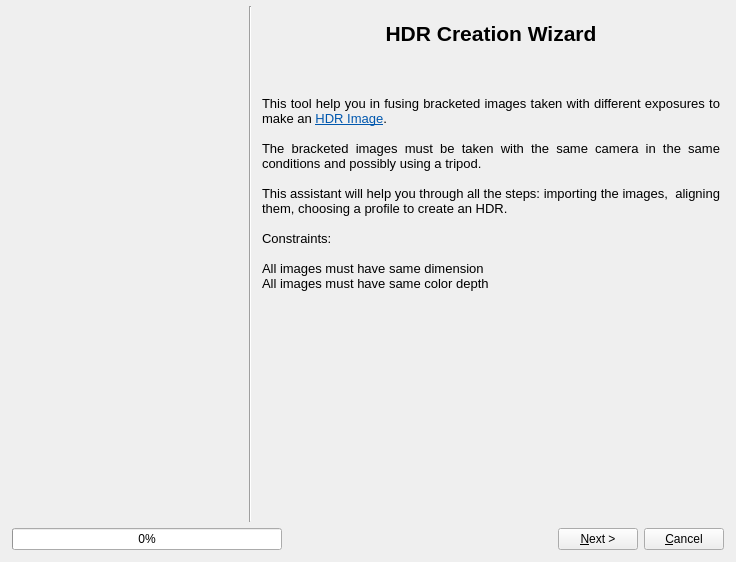
Old version of the form forms/HdrWizard.ui in the repository LuminanceHDR/LuminanceHDR.
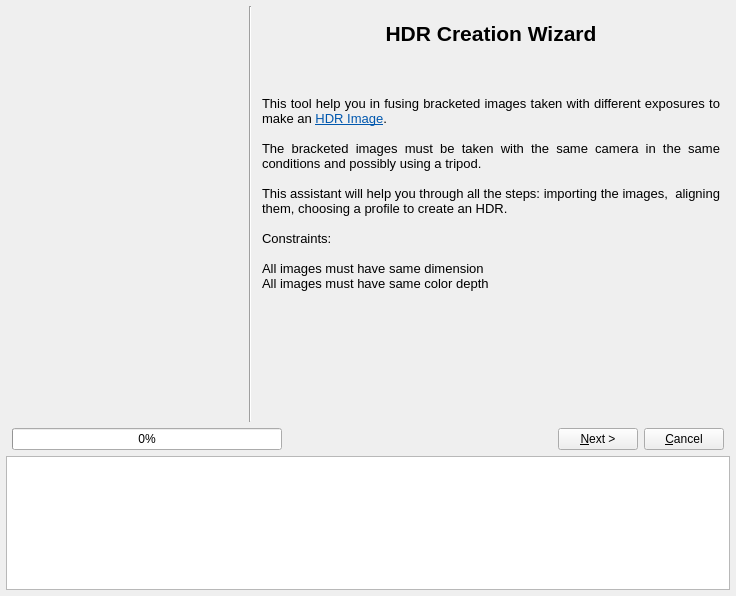
New version of the form. Icons and pictures are not drawn.

```diff
--- a/forms/HdrWizard.ui
+++ b/forms/HdrWizard.ui
@@ -7,7 +7,7 @@
     <x>0</x>
     <y>0</y>
     <width>736</width>
-    <height>562</height>
+    <height>596</height>
    </rect>
   </property>
   <property name="windowTitle">
@@ -1508,6 +1508,9 @@
        </item>
       </layout>
      </item>
+     <item>
+      <widget class="QTextEdit" name="textEdit"/>
+     </item>
     </layout>
    </item>
   </layout>
```
